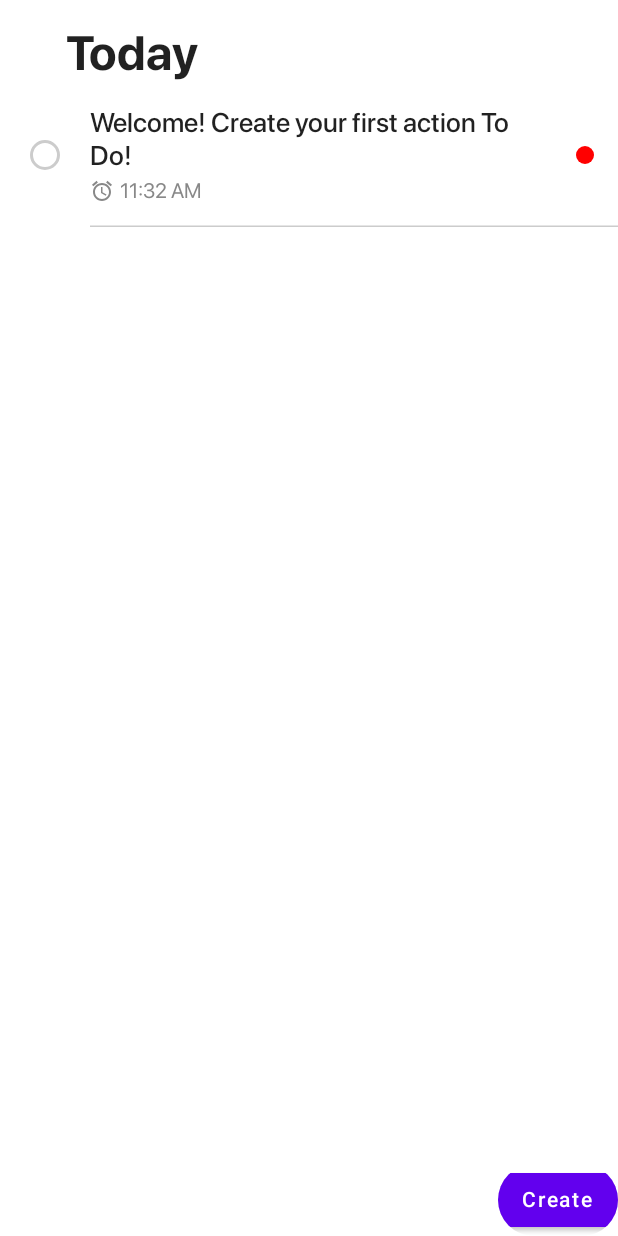
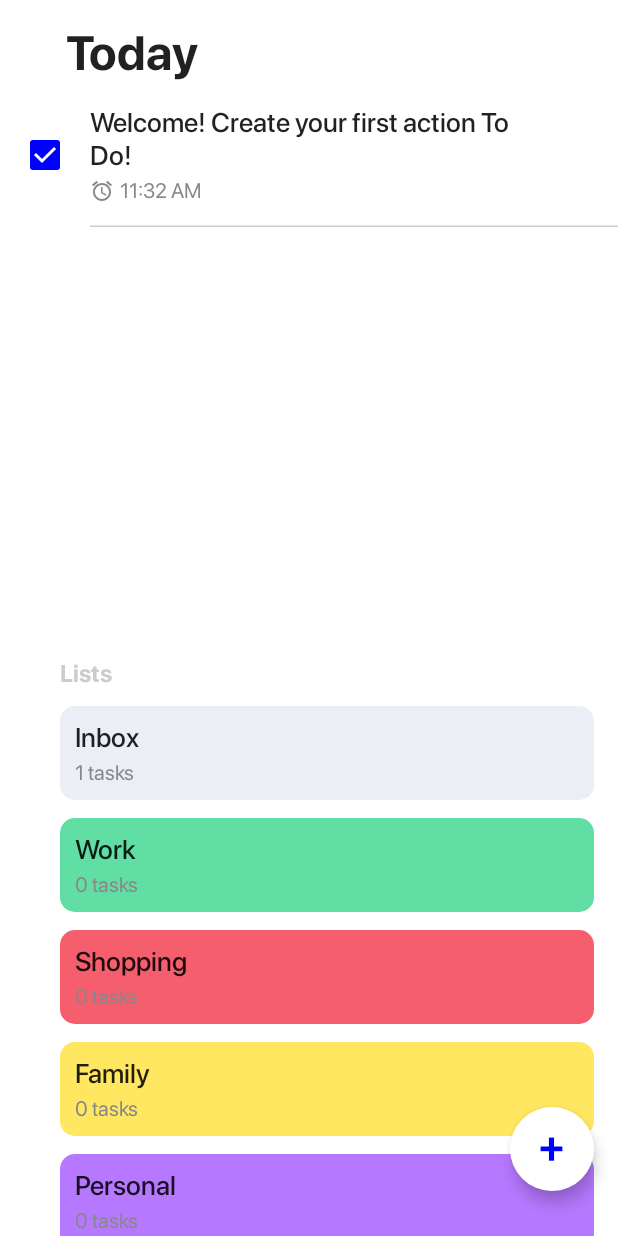
Before and after one commit to firuza-hub/FSA_ToDo, an Android app built with Jetpack Compose: the screen it shows after launch (MainActivity), on a phone screen of 412 x 824 dp. Run offline under Robolectric (Android 15) with nearby library versions, the phone set to English and light mode, and no system bars; our stand-ins replace Room's generated code.

Commit message:
Category list with number of actions fetched from db and displayed in UI

```diff
--- a/app/src/main/java/com/fsa/to_do_app/data/local/dao/CategoryDao.kt
+++ b/app/src/main/java/com/fsa/to_do_app/data/local/dao/CategoryDao.kt
@@ -2,10 +2,10 @@ package com.fsa.to_do_app.data.local.dao
 
 import androidx.room.Dao
 import androidx.room.Query
-import com.fsa.to_do_app.data.local.entities.Category
+import com.fsa.to_do_app.data.local.entities.CategoryWithNumberOfActions
 
 @Dao
 interface CategoryDao {
-    @Query("SELECT * FROM Categories")
-    suspend fun get(): List<Category>
+    @Query("SELECT *, (select count(*) from Actions a where a.categoryId = c.id ) as numberOfActions FROM Categories c")
+    suspend fun getWithNumberOfActions(): List<CategoryWithNumberOfActions>
 }
--- a/app/src/main/java/com/fsa/to_do_app/data/local/entities/Action.kt
+++ b/app/src/main/java/com/fsa/to_do_app/data/local/entities/Action.kt
@@ -1,22 +1,22 @@
 package com.fsa.to_do_app.data.local.entities
 
-import androidx.room.ColumnInfo
-import androidx.room.Entity
-import androidx.room.ForeignKey
-import androidx.room.PrimaryKey
+import androidx.room.*
 import java.util.*
 
-@Entity(tableName = "Actions", foreignKeys = [ForeignKey(
-    entity = Category::class,
-    parentColumns = ["id"],
-    childColumns = ["categoryId"],
-    onDelete = ForeignKey.CASCADE
-)])
+@Entity(
+    tableName = "Actions", foreignKeys = [ForeignKey(
+        entity = Category::class,
+        parentColumns = ["id"],
+        childColumns = ["categoryId"],
+        onDelete = ForeignKey.CASCADE
+    )]
+)
 data class Action(
     @PrimaryKey(autoGenerate = true)
     val id: Int,
+    val isDone: Boolean,
     val content: String,
-    val date: Date = Date(),
+    val date: Date?,
     @ColumnInfo(index = true)
     val categoryId: Int
 )
--- /dev/null
+++ b/app/src/main/java/com/fsa/to_do_app/data/local/entities/CategoryWithNumberOfActins.kt
@@ -0,0 +1,8 @@
+package com.fsa.to_do_app.data.local.entities
+
+import androidx.room.Embedded
+
+data class CategoryWithNumberOfActions(
+    @Embedded val category: Category,
+    val numberOfActions: Int
+)
--- a/app/src/main/java/com/fsa/to_do_app/data/local/repo/CategoryRepositoryImpl.kt
+++ b/app/src/main/java/com/fsa/to_do_app/data/local/repo/CategoryRepositoryImpl.kt
@@ -1,12 +1,12 @@
 package com.fsa.to_do_app.data.local.repo
 
 import com.fsa.to_do_app.data.local.dao.CategoryDao
-import com.fsa.to_do_app.data.local.entities.Category
+import com.fsa.to_do_app.data.local.entities.CategoryWithNumberOfActions
 import com.fsa.to_do_app.domain.repo.CategoryRepository
 
 class CategoryRepositoryImpl(private val dao: CategoryDao): CategoryRepository {
-    override suspend fun get(): List<Category> {
-        return dao.get()
+    override suspend fun get(): List<CategoryWithNumberOfActions> {
+        return dao.getWithNumberOfActions()
     }
 
 }
--- /dev/null
+++ b/app/src/main/java/com/fsa/to_do_app/domain/mapper/Mappers.kt
@@ -0,0 +1,11 @@
+package com.fsa.to_do_app.domain.mapper
+
+import com.fsa.to_do_app.data.local.entities.Action
+import com.fsa.to_do_app.data.local.entities.Category
+import com.fsa.to_do_app.data.local.entities.CategoryWithNumberOfActions
+import com.fsa.to_do_app.domain.model.ActionModel
+import com.fsa.to_do_app.domain.model.CategoryModel
+
+
+fun CategoryWithNumberOfActions.toCategoryModel(): CategoryModel = CategoryModel(category.id, category.name, category.colorCode, category.dateCreated, numberOfActions?:0)
+fun Action.toActionModel(): ActionModel = ActionModel(id, isDone,content, date)
--- /dev/null
+++ b/app/src/main/java/com/fsa/to_do_app/domain/model/ActionModel.kt
@@ -0,0 +1,11 @@
+package com.fsa.to_do_app.domain.model
+
+import java.util.*
+
+data class ActionModel(
+    val id: Int,
+    val isDone: Boolean,
+    val content: String,
+    val date: Date?,
+    val category: CategoryModel = CategoryModel.NULL
+)
--- /dev/null
+++ b/app/src/main/java/com/fsa/to_do_app/domain/model/CategoryModel.kt
@@ -0,0 +1,15 @@
+package com.fsa.to_do_app.domain.model
+
+import java.util.*
+
+data class CategoryModel(
+    val id: Int,
+    val name: String,
+    val colorCode: String,
+    val dateCreated: Date,
+    val numberOfTasks: Int
+){
+    companion object{
+        val NULL = CategoryModel(0, "", "FFFFFF", Date(), 0)
+    }
+}
--- a/app/src/main/java/com/fsa/to_do_app/domain/repo/CategoryRepository.kt
+++ b/app/src/main/java/com/fsa/to_do_app/domain/repo/CategoryRepository.kt
@@ -1,8 +1,8 @@
 package com.fsa.to_do_app.domain.repo
 
-import com.fsa.to_do_app.data.local.entities.Category
+import com.fsa.to_do_app.data.local.entities.CategoryWithNumberOfActions
 
 
 interface CategoryRepository {
-    suspend fun get(): List<Category>
+    suspend fun get(): List<CategoryWithNumberOfActions>
 }
--- a/app/src/main/java/com/fsa/to_do_app/domain/usecase/action/GetActionsUseCase.kt
+++ b/app/src/main/java/com/fsa/to_do_app/domain/usecase/action/GetActionsUseCase.kt
@@ -1,10 +1,11 @@
 package com.fsa.to_do_app.domain.usecase.action
 
-import com.fsa.to_do_app.data.local.entities.Action
+import com.fsa.to_do_app.domain.mapper.toActionModel
+import com.fsa.to_do_app.domain.model.ActionModel
 import com.fsa.to_do_app.domain.repo.ActionRepository
 
 class GetActionsUseCase(private val repo: ActionRepository) {
-    suspend operator fun invoke(): List<Action> {
-        return repo.get()
+    suspend operator fun invoke(): List<ActionModel> {
+        return repo.get().map { it.toActionModel() }
     }
 }
--- a/app/src/main/java/com/fsa/to_do_app/domain/usecase/category/GetCategoriesUseCase.kt
+++ b/app/src/main/java/com/fsa/to_do_app/domain/usecase/category/GetCategoriesUseCase.kt
@@ -1,10 +1,11 @@
 package com.fsa.to_do_app.domain.usecase.category
 
-import com.fsa.to_do_app.data.local.entities.Category
+import com.fsa.to_do_app.domain.mapper.toCategoryModel
+import com.fsa.to_do_app.domain.model.CategoryModel
 import com.fsa.to_do_app.domain.repo.CategoryRepository
 
 class GetCategoriesUseCase(private val repo: CategoryRepository) {
-    suspend operator fun invoke(): List<Category> {
-        return repo.get()
+    suspend operator fun invoke(): List<CategoryModel> {
+        return repo.get().map { it.toCategoryModel() }
     }
 }
--- a/app/src/main/java/com/fsa/to_do_app/ui/common/ComposeExtentions.kt
+++ b/app/src/main/java/com/fsa/to_do_app/ui/common/ComposeExtentions.kt
@@ -42,3 +42,6 @@ fun Modifier.topBorder(strokeWidth: Dp, color: Color) = composed(factory = {
         )
     }
 })
+
+
+fun String.hexToColor() = Color(android.graphics.Color.parseColor("#$this"))
--- /dev/null
+++ b/app/src/main/java/com/fsa/to_do_app/ui/common/composables/shapes/CircleShape.kt
@@ -0,0 +1,30 @@
+package com.fsa.to_do_app.ui.common.composables.shapes
+
+import androidx.compose.foundation.background
+import androidx.compose.foundation.layout.Box
+import androidx.compose.foundation.layout.fillMaxWidth
+import androidx.compose.foundation.layout.size
+import androidx.compose.foundation.layout.wrapContentSize
+import androidx.compose.runtime.Composable
+import androidx.compose.ui.Alignment
+import androidx.compose.ui.Modifier
+import androidx.compose.ui.draw.clip
+import androidx.compose.ui.graphics.Color
+import androidx.compose.ui.unit.dp
+
+
+@Composable
+fun CircleShape(color: Color, modifier: Modifier) {
+    Box(
+        modifier = modifier
+            .fillMaxWidth()
+            .wrapContentSize(Alignment.Center)
+    ) {
+        Box(
+            modifier = Modifier
+                .size(12.dp)
+                .clip(androidx.compose.foundation.shape.CircleShape)
+                .background(color)
+        )
+    }
+}
--- a/app/src/main/java/com/fsa/to_do_app/ui/content/dashboard/DashboardViewModel.kt
+++ b/app/src/main/java/com/fsa/to_do_app/ui/content/dashboard/DashboardViewModel.kt
@@ -1,13 +1,15 @@
 package com.fsa.to_do_app.ui.content.dashboard
 
+import androidx.lifecycle.DEFAULT_ARGS_KEY
 import androidx.lifecycle.ViewModel
 import androidx.lifecycle.viewModelScope
-import com.fsa.to_do_app.data.local.entities.Action
-import com.fsa.to_do_app.data.local.entities.Category
+import com.fsa.to_do_app.domain.model.ActionModel
+import com.fsa.to_do_app.domain.model.CategoryModel
 import com.fsa.to_do_app.domain.usecase.action.GetActionsUseCase
 import com.fsa.to_do_app.domain.usecase.category.GetCategoriesUseCase
 import kotlinx.coroutines.flow.MutableStateFlow
 import kotlinx.coroutines.flow.asStateFlow
+import kotlinx.coroutines.flow.filter
 import kotlinx.coroutines.launch
 
 class DashboardViewModel(
@@ -15,10 +17,10 @@ class DashboardViewModel(
     private val getActionsUseCase: GetActionsUseCase
 ) : ViewModel() {
 
-    private val _actions = MutableStateFlow<List<Action>>(emptyList())
+    private val _actions = MutableStateFlow<List<ActionModel>>(emptyList())
     val actions = _actions.asStateFlow()
 
-    private val _categories = MutableStateFlow<List<Category>>(emptyList())
+    private val _categories = MutableStateFlow<List<CategoryModel>>(emptyList())
     val categories = _categories.asStateFlow()
 
     init {
@@ -26,16 +28,19 @@ class DashboardViewModel(
         getActions()
     }
 
-    fun getActions(){
+    private fun getActions() {
         viewModelScope.launch {
             _actions.value = getActionsUseCase()
         }
     }
 
-    fun getCategories(){
-
+    private fun getCategories() {
         viewModelScope.launch {
             _categories.value = getCategoriesUseCase()
         }
     }
+
+    fun onActionChecked(id: Int, checked: Boolean) {
+        //updateActionCheckUseCase(id, checked)
+    }
 }
--- /dev/null
+++ b/app/src/main/java/com/fsa/to_do_app/ui/content/dashboard/composables/Actions.kt
@@ -0,0 +1,86 @@
+package com.fsa.to_do_app.ui.content.dashboard.composables
+
+import androidx.compose.foundation.layout.*
+import androidx.compose.foundation.lazy.LazyColumn
+import androidx.compose.foundation.lazy.items
+import androidx.compose.material.*
+import androidx.compose.runtime.Composable
+import androidx.compose.ui.Alignment
+import androidx.compose.ui.Modifier
+import androidx.compose.ui.graphics.Color
+import androidx.compose.ui.res.painterResource
+import androidx.compose.ui.text.style.TextOverflow
+import androidx.compose.ui.unit.dp
+import com.fsa.to_do_app.R
+import com.fsa.to_do_app.domain.model.ActionModel
+import com.fsa.to_do_app.ui.common.bottomBorder
+import com.fsa.to_do_app.ui.common.composables.shapes.CircleShape
+import com.fsa.to_do_app.ui.common.hexToColor
+import com.fsa.to_do_app.util.getTimeShort
+import java.util.*
+
+
+@Composable
+fun Actions(actions: List<ActionModel>, modifier: Modifier, onActionChecked: (id:Int, checked:Boolean) -> Unit) {
+    LazyColumn(modifier) {
+        items(actions) {action ->
+            Row(Modifier.fillMaxWidth()) {
+                Checkbox(
+                    checked = action.isDone,
+                    onCheckedChange = {onActionChecked(action.id, it)},
+                    modifier = Modifier
+                        .padding(horizontal = 16.dp)
+                        .width(28.dp)
+                        .align(Alignment.CenterVertically),
+                    colors = CheckboxDefaults.colors(
+                        uncheckedColor = Color.LightGray,
+                        checkedColor = Color.Blue
+                    )
+                )
+                Row(modifier = Modifier.bottomBorder(1.dp, Color.LightGray)) {
+                    Column(
+                        modifier = Modifier
+                            .wrapContentHeight()
+                            .defaultMinSize(minHeight = 80.dp)
+                            .weight(1f)
+                            .padding(vertical = 16.dp),
+                        verticalArrangement = Arrangement.Center
+                    ) {
+                        Text(
+                            text = action.content, overflow = TextOverflow.Ellipsis, maxLines = 2,
+                            style = MaterialTheme.typography.body1
+                        )
+                         action.date?.let{ActionTime(date =it, modifier = Modifier.padding(top = 4.dp))}
+                    }
+                    CategoryIndicator(action.category.colorCode.hexToColor() ,
+                        Modifier
+                            .align(Alignment.CenterVertically)
+                            .wrapContentWidth(unbounded = true)
+                            .padding(horizontal = 16.dp)
+                    )
+                }
+
+            }
+        }
+    }
+}
+
+@Composable
+fun ActionTime(date: Date, modifier: Modifier) {
+    Row(verticalAlignment = Alignment.CenterVertically, modifier = modifier) {
+        Icon(
+            modifier = Modifier
+                .height(16.dp)
+                .padding(end = 4.dp),
+            tint = Color.Gray,
+            painter = painterResource(id = R.drawable.ic_alarm),
+            contentDescription = "Alarm icon"
+        )
+        Text(text = date.getTimeShort(), style = MaterialTheme.typography.body2)
+    }
+}
+
+@Composable
+fun CategoryIndicator(color:Color, modifier: Modifier) {
+    CircleShape(color, modifier)
+}
--- /dev/null
+++ b/app/src/main/java/com/fsa/to_do_app/ui/content/dashboard/composables/Categories.kt
@@ -0,0 +1,54 @@
+package com.fsa.to_do_app.ui.content.dashboard.composables
+
+import androidx.compose.foundation.layout.*
+import androidx.compose.foundation.lazy.LazyColumn
+import androidx.compose.foundation.lazy.items
+import androidx.compose.foundation.shape.RoundedCornerShape
+import androidx.compose.material.Card
+import androidx.compose.material.MaterialTheme
+import androidx.compose.material.Text
+import androidx.compose.runtime.Composable
+import androidx.compose.ui.Modifier
+import androidx.compose.ui.unit.dp
+import com.fsa.to_do_app.domain.model.CategoryModel
+import com.fsa.to_do_app.ui.common.hexToColor
+
+@Composable
+fun Categories(categories: List<CategoryModel>, modifier: Modifier) {
+    Column(modifier) {
+        Text(
+            text = "Lists",
+            style = MaterialTheme.typography.subtitle1,
+            modifier = Modifier.padding(bottom = 6.dp)
+        )
+        LazyColumn {
+            items(categories) {
+                Row(Modifier.fillMaxWidth()) {
+                    CategoryCard(category = it, modifier = Modifier)
+                }
+            }
+        }
+    }
+}
+
+@Composable
+fun CategoryCard(category: CategoryModel, modifier: Modifier) {
+    Card(
+        modifier = modifier
+            .padding(vertical = 6.dp)
+            .fillMaxWidth(),
+        elevation = 0.dp,
+        shape = RoundedCornerShape(10.dp),
+        backgroundColor = category.colorCode.hexToColor()
+    ) {
+        Column(modifier = Modifier.padding(10.dp)) {
+            Text(text = category.name)
+            Text(
+                text = "${category.numberOfTasks} tasks",
+                modifier = Modifier.padding(top = 4.dp),
+                style = MaterialTheme.typography.body2
+            )
+        }
+    }
+
+}
--- a/app/src/main/java/com/fsa/to_do_app/ui/content/dashboard/composables/DashboardScreen.kt
+++ b/app/src/main/java/com/fsa/to_do_app/ui/content/dashboard/composables/DashboardScreen.kt
@@ -1,32 +1,20 @@
 package com.fsa.to_do_app.ui.content.dashboard.composables
 
-import androidx.compose.foundation.background
 import androidx.compose.foundation.layout.*
-import androidx.compose.foundation.lazy.LazyColumn
-import androidx.compose.foundation.lazy.items
-import androidx.compose.foundation.shape.CircleShape
-import androidx.compose.material.*
+import androidx.compose.material.FloatingActionButton
+import androidx.compose.material.MaterialTheme
+import androidx.compose.material.Text
 import androidx.compose.runtime.Composable
 import androidx.compose.runtime.collectAsState
 import androidx.compose.runtime.getValue
-import androidx.compose.ui.Alignment
 import androidx.compose.ui.Alignment.Companion.BottomEnd
-import androidx.compose.ui.Alignment.Companion.CenterVertically
 import androidx.compose.ui.Modifier
-import androidx.compose.ui.draw.clip
 import androidx.compose.ui.graphics.Color
-import androidx.compose.ui.graphics.Shape
-import androidx.compose.ui.res.painterResource
-import androidx.compose.ui.text.style.TextOverflow
 import androidx.compose.ui.unit.dp
-import com.fsa.to_do_app.R
-import com.fsa.to_do_app.data.local.entities.Action
-import com.fsa.to_do_app.ui.common.bottomBorder
+import androidx.compose.ui.unit.sp
 import com.fsa.to_do_app.ui.content.dashboard.DashboardViewModel
 import com.fsa.to_do_app.ui.theme.SFPro
-import com.fsa.to_do_app.util.getTimeShort
 import org.koin.androidx.compose.koinViewModel
-import java.util.*
 
 @Composable
 fun DashboardScreen(
@@ -50,105 +38,23 @@ fun DashboardScreen(
                 modifier = Modifier.padding(start = 44.dp, top = 16.dp)
             )
 
-            Actions(actions)
+            Actions(actions, Modifier.weight(1f), onActionChecked = viewModel::onActionChecked)
+            Categories(categories,
+                Modifier
+                    .weight(1f)
+                    .padding(end = 16.dp, start = 40.dp))
         }
 
 
-
-        Button(
+        FloatingActionButton(
             onClick = navigateToCreateAction,
+            backgroundColor = Color.White,
             modifier = Modifier
                 .align(BottomEnd)
-                .clip(shape = CircleShape)
+                .padding(bottom = 30.dp, end = 16.dp)
         ) {
-            Text(text = "Create", style = MaterialTheme.typography.button)
+            Text(text = "+", fontSize = 30.sp, color = Color.Blue)
         }
     }
 
 }
-
-@Composable
-fun Actions(actions: List<Action>) {
-    LazyColumn {
-        items(actions) {
-            Row(Modifier.fillMaxWidth()) {
-                RadioButton(
-                    selected = false,
-                    onClick = { },
-                    modifier = Modifier
-                        .padding(horizontal = 16.dp)
-                        .width(28.dp)
-                        .align(CenterVertically),
-                    colors = RadioButtonDefaults.colors(
-                        unselectedColor = Color.LightGray,
-                        selectedColor = Color.Black
-                    )
-                )
-                Row(modifier = Modifier.bottomBorder(1.dp, Color.LightGray)) {
-                    Column(
-                        modifier = Modifier
-                            .wrapContentHeight()
-                            .defaultMinSize(minHeight = 80.dp)
-                            .weight(1f)
-                            .padding(vertical = 16.dp),
-                        verticalArrangement = Arrangement.Center
-                    ) {
-                        Text(
-                            text = it.content, overflow = TextOverflow.Ellipsis, maxLines = 2,
-                            style = MaterialTheme.typography.body1
-                        )
-                        ActionTime(date = it.date, modifier = Modifier.padding(top = 4.dp))
-                    }
-                    CategoryIndicator(
-                        Modifier
-                            .align(CenterVertically)
-                            .wrapContentWidth(unbounded = true)
-                            .padding(horizontal = 16.dp)
-                    )
-                }
-
-            }
-        }
-    }
-}
-
-@Composable
-fun ActionTime(date: Date, modifier: Modifier) {
-    Row(verticalAlignment = CenterVertically, modifier = modifier) {
-        Icon(
-            modifier = Modifier
-                .height(16.dp)
-                .padding(end = 4.dp),
-            tint = Color.Gray,
-            painter = painterResource(id = R.drawable.ic_alarm),
-            contentDescription = "Alarm icon"
-        )
-        Text(text = date.getTimeShort(), style = MaterialTheme.typography.body2)
-    }
-}
-
-@Composable
-fun CategoryIndicator(modifier: Modifier) {
-    CircleShapeDemo(modifier)
-}
-
-@Composable
-fun CircleShapeDemo(modifier: Modifier) {
-    ExampleBox(shape = CircleShape, modifier)
-}
-
-@Composable
-fun ExampleBox(shape: Shape, modifier: Modifier) {
-    Box(
-        modifier = modifier
-            .fillMaxWidth()
-            .wrapContentSize(Alignment.Center)
-    ) {
-        Box(
-            modifier = Modifier
-                .size(12.dp)
-                .clip(shape)
-                .background(Color.Red)
-        )
-    }
-}
--- a/app/src/main/java/com/fsa/to_do_app/ui/theme/Type.kt
+++ b/app/src/main/java/com/fsa/to_do_app/ui/theme/Type.kt
@@ -32,6 +32,12 @@ val Typography = Typography(
         fontWeight = FontWeight.Normal,
         fontSize = 14.sp,
         color = Color.Gray
+    ),
+    subtitle1 = TextStyle(
+        fontFamily = SFPro,
+        fontWeight = FontWeight.Bold,
+        fontSize = 16.sp,
+        color = Color.LightGray
     )
     /* Other default text styles to override
     button = TextStyle(
```
Also changed, not shown: app/src/main/java/com/fsa/to_do_app/data/local/entities/Category.kt (+1 -8 lines), app/src/main/assets/database/ToDo.db, 1 other file.
